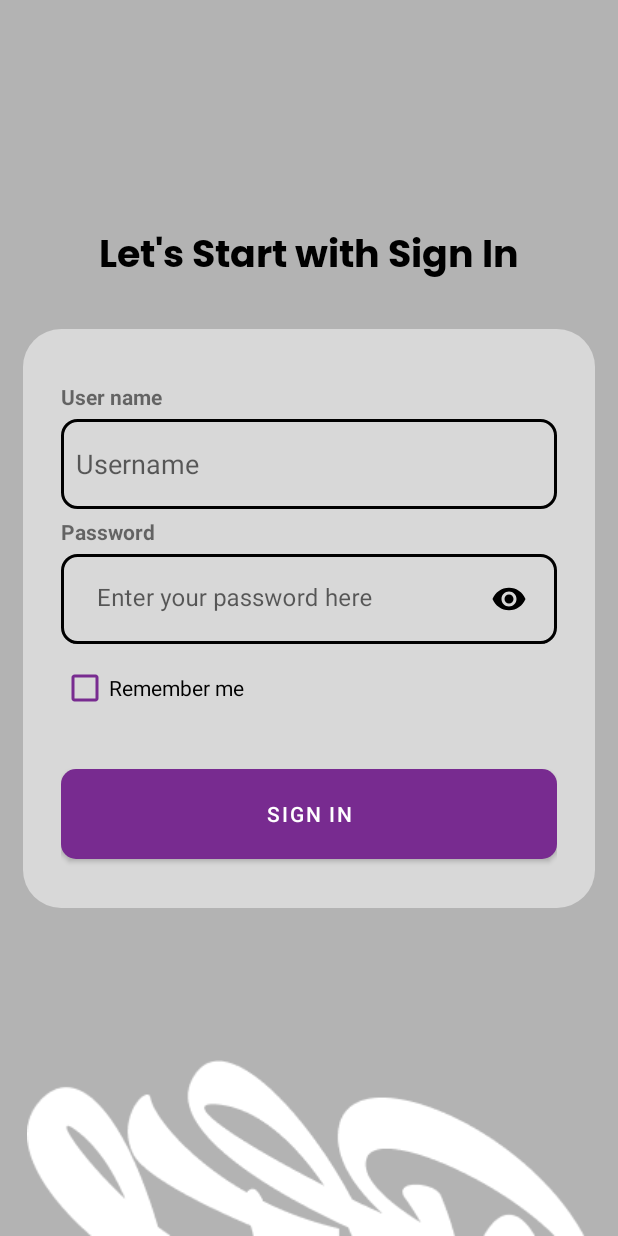
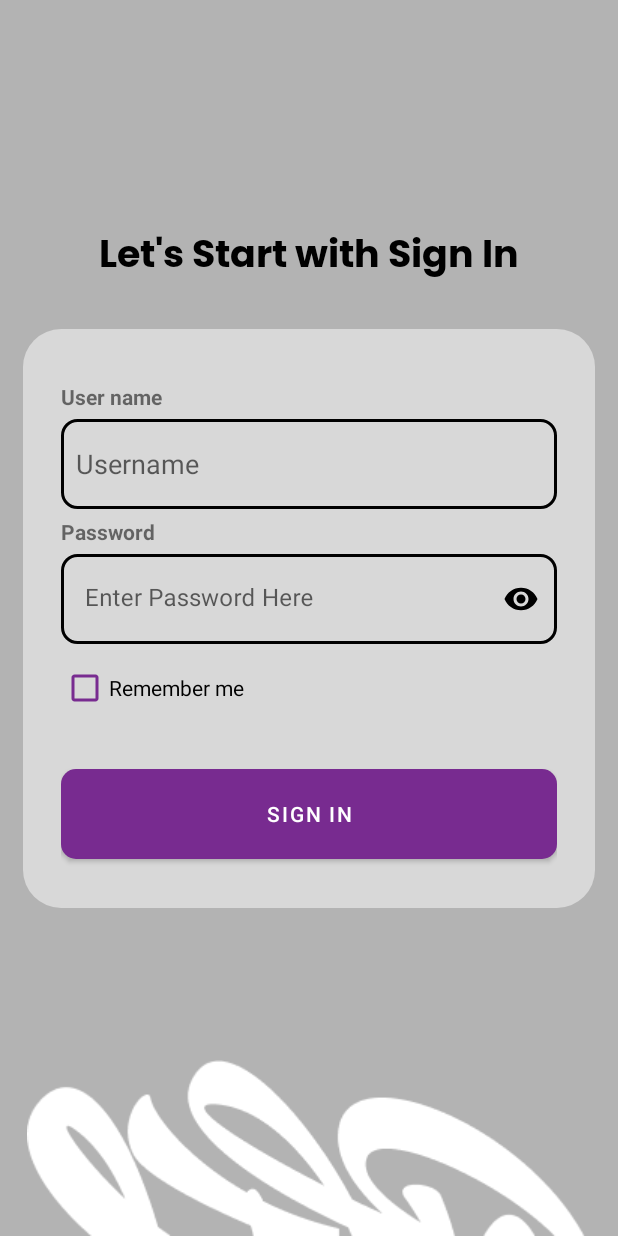
Before and after one commit to aimanxkiller/UI_Designs, an Android app: the LoginActivity screen opened directly, with no data from a screen before it, on a phone screen of 412 x 824 dp. Run offline under Robolectric (Android 15) with nearby library versions, the phone set to English and light mode, and no system bars.

Commit message:
Initial Commit

```diff
--- a/app/src/main/res/drawable/button_custom_clear.xml
+++ b/app/src/main/res/drawable/button_custom_clear.xml
@@ -5,8 +5,7 @@
 
     <stroke
         android:color="@color/black"
-        android:width="2dp"
-        />
+        android:width="2dp" />
 
     <corners android:radius="10dp"/>
 
--- a/app/src/main/res/layout/activity_login.xml
+++ b/app/src/main/res/layout/activity_login.xml
@@ -71,16 +71,17 @@
         <com.google.android.material.textfield.TextInputLayout
             android:id="@+id/editTextTextPassword"
             android:layout_width="match_parent"
-            android:paddingHorizontal="8dp"
+            app:boxStrokeWidth="0dp"
+            app:boxStrokeWidthFocused="0dp"
             android:layout_height="60dp"
             android:layout_marginTop="5dp"
-            android:hint="Enter your password here"
             app:passwordToggleEnabled="true"
             app:passwordToggleTint="@color/black"
             android:background="@drawable/button_custom_clear"
             app:layout_constraintStart_toStartOf="parent"
             app:layout_constraintTop_toBottomOf="@+id/textView3">
             <com.google.android.material.textfield.TextInputEditText
+                android:hint="Enter Password Here"
                 android:id="@+id/textInputPassword"
                 android:layout_width="match_parent"
                 android:layout_height="match_parent"
```
